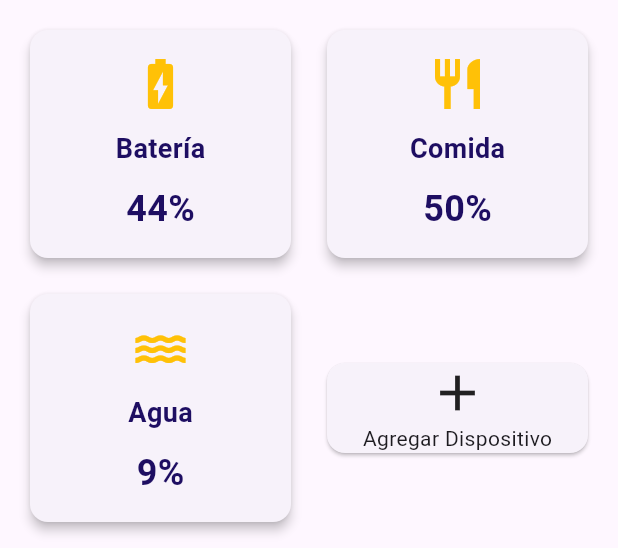
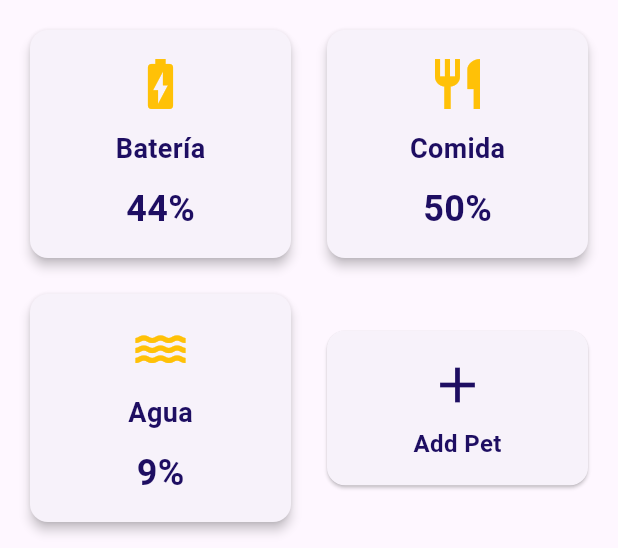
Before and after one commit to League-of-Coders-UPC/Masticat-MobileApplication, a Flutter app: the DashboardScreen screen opened by its route, on a phone screen of 412 x 824 dp, the part 84-632 px from its top. Run offline on Flutter 3.47's test engine with Material 3 defaults, Android fonts, the light colour scheme and no system bars; Roboto replaces fonts that are missing (Satisfy).

Commit message:
implement Dashboard Screen

```diff
--- a/lib/presentation/dashboard_screen.dart
+++ b/lib/presentation/dashboard_screen.dart
@@ -46,17 +46,9 @@ class DashboardScreen extends StatelessWidget {
                 Expanded(
                   child: GestureDetector(
                     onTap: () {
-                      Navigator.pushNamed(context, '/deviceManager');
+                      Navigator.pushNamed(context, '/addPet');
                     },
-                    child: Card(
-                      child: Column(
-                        mainAxisAlignment: MainAxisAlignment.center,
-                        children: [
-                          Icon(Icons.add, size: 40),
-                          Text('Agregar Dispositivo'),
-                        ],
-                      ),
-                    ),
+                    child: AddPetCard(),
                   ),
                 ),
               ],
@@ -80,34 +72,18 @@ class DashboardScreen extends StatelessWidget {
                       fit: BoxFit.cover,
                     ),
                   ),
-                  MouseRegion(
-                    onEnter: (_) {},
-                    child: ElevatedButton(
+                  ElevatedButton(
                     onPressed: () {},
                     child: Text(
                       'Apagar Cámara',
-                        style: TextStyle(
-                          color: Colors.black,
-                        ),
+                      style: TextStyle(color: Colors.black),
                     ),
                     style: ElevatedButton.styleFrom(
                       foregroundColor: Colors.red,
                       backgroundColor: Colors.amber,
                     ),
                   ),
-                  ),
                 ],
-              ),
-            ),
-            SizedBox(height: 20),
-            ElevatedButton.icon(
-              icon: Icon(Icons.add),
-              label: Text('Agregar Mascota'),
-              onPressed: () {
-                Navigator.pushNamed(context, '/addPet');
-              },
-              style: ElevatedButton.styleFrom(
-                backgroundColor: Colors.amber,
               ),
             ),
             SizedBox(height: 20),
@@ -118,8 +94,18 @@ class DashboardScreen extends StatelessWidget {
             SizedBox(height: 16),
             Column(
               children: [
-                PetCard(petName: 'Luna', age: 3, weight: 5.5, imagePath: 'lib/images/cardluna.jpeg'),
-                PetCard(petName: 'Charlie', age: 2, weight: 7.0, imagePath: ''),
+                PetCard(
+                  petName: 'Luna',
+                  age: 3,
+                  weight: 5.5,
+                  imagePath: 'lib/images/cardluna.jpeg',
+                ),
+                PetCard(
+                  petName: 'Charlie',
+                  age: 2,
+                  weight: 7.0,
+                  imagePath: '',
+                ),
               ],
             ),
           ],
@@ -128,7 +114,6 @@ class DashboardScreen extends StatelessWidget {
     );
   }
 }
-
 
 class StatCard extends StatelessWidget {
   final String title;
@@ -175,6 +160,38 @@ class StatCard extends StatelessWidget {
   }
 }
 
+class AddPetCard extends StatelessWidget {
+  @override
+  Widget build(BuildContext context) {
+    return Card(
+      shape: RoundedRectangleBorder(
+        borderRadius: BorderRadius.circular(12),
+      ),
+      child: Padding(
+        padding: const EdgeInsets.all(16.0),
+        child: Column(
+          mainAxisAlignment: MainAxisAlignment.center,
+          children: [
+            Icon(
+              Icons.add,
+              size: 40,
+              color: Color(0xFF1E0E62),
+            ),
+            SizedBox(height: 8),
+            Text(
+              'Add Pet',
+              style: TextStyle(
+                fontSize: 16,
+                fontWeight: FontWeight.bold,
+                color: Color(0xFF1E0E62),
+              ),
+            ),
+          ],
+        ),
+      ),
+    );
+  }
+}
 
 class PetCard extends StatelessWidget {
   final String petName;
@@ -182,7 +199,12 @@ class PetCard extends StatelessWidget {
   final double weight;
   final String imagePath;
 
-  PetCard({required this.petName, required this.age, required this.weight, required this.imagePath});
+  PetCard({
+    required this.petName,
+    required this.age,
+    required this.weight,
+    required this.imagePath,
+  });
 
   @override
   Widget build(BuildContext context) {
@@ -210,8 +232,7 @@ class PetCard extends StatelessWidget {
         subtitle: Text('$age años, $weight KG'),
         trailing: IconButton(
           icon: Icon(Icons.edit),
-          onPressed: () {
-          },
+          onPressed: () {},
         ),
       ),
     );
```
Lines whose indentation alone changed are shown as unchanged.
